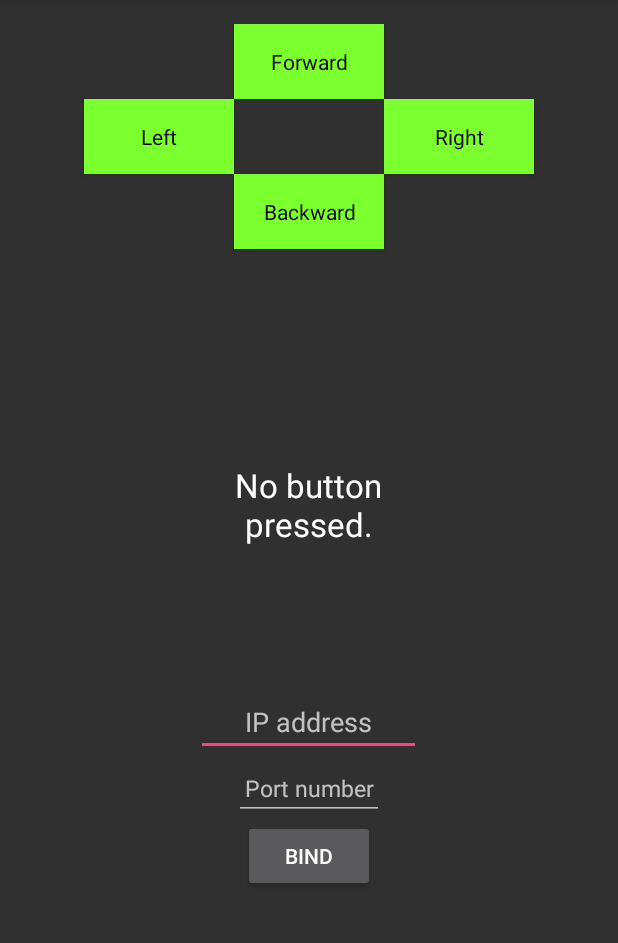
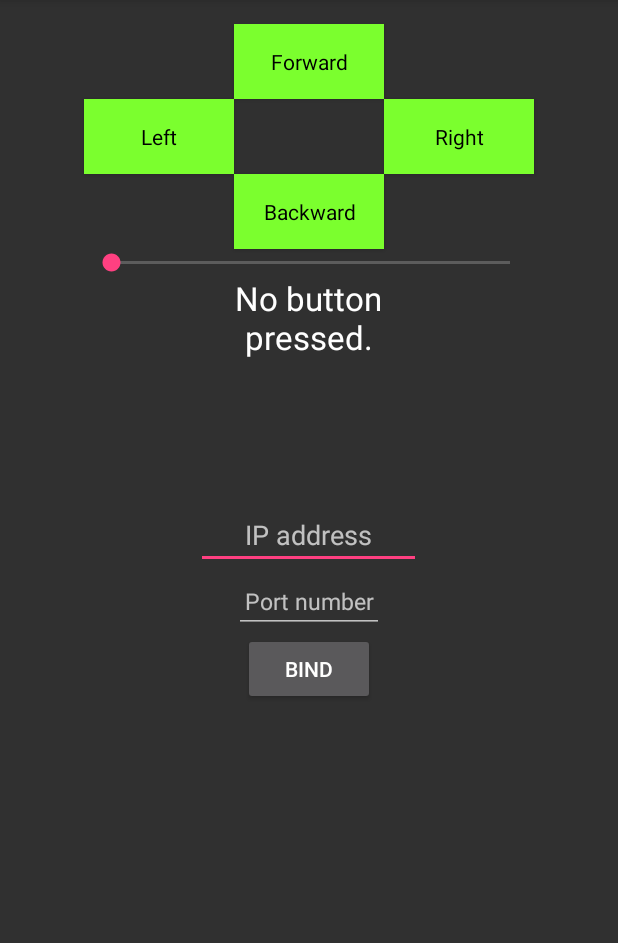
Before and after one commit to Mindavi/WeMos-RP6Control, an Android app: the screen it shows after launch (ControlRobotActivity), on a phone screen of 412 x 824 dp, the part 84-1027 px from its top. Run offline under Robolectric (Android 15) with nearby library versions, the phone set to English and light mode, and no system bars.

Commit message:
Added a speed bar to send a speed command, and the logic for that. Also shows the speed at the bottom of the screen.

```diff
--- a/app/src/main/java/com/example/rick/testbuttons/ControlRobotActivity.java
+++ b/app/src/main/java/com/example/rick/testbuttons/ControlRobotActivity.java
@@ -1,12 +1,16 @@
 package com.example.rick.testbuttons;
 
+import android.content.res.Resources;
 import android.os.AsyncTask;
 import android.support.v7.app.AppCompatActivity;
 import android.os.Bundle;
 import android.view.View;
 import android.widget.Button;
 import android.widget.EditText;
+import android.widget.SeekBar;
 import android.widget.TextView;
+
+import org.w3c.dom.Text;
 
 import java.io.IOException;
 import java.io.PrintWriter;
@@ -15,10 +19,13 @@ import java.net.InetSocketAddress;
 import java.net.Socket;
 import java.net.SocketAddress;
 import java.net.UnknownHostException;
+import java.util.Locale;
 
 public class ControlRobotActivity extends AppCompatActivity {
     private TextView tvStatus;
     private Button btnBind;
+    private SeekBar sbSpeed;
+    private TextView lblSpeed;
     private SocketAddress socketAddress;
     private int messageCounter;
 
@@ -28,6 +35,27 @@ public class ControlRobotActivity extends AppCompatActivity {
         setContentView(R.layout.activity_controlrobot);
         tvStatus = (TextView) findViewById(R.id.tvConnectionStatus);
         btnBind = (Button) findViewById(R.id.btnBind);
+        sbSpeed = (SeekBar) findViewById(R.id.sbSpeed);
+        lblSpeed = (TextView) findViewById(R.id.lblSpeed);
+        if (sbSpeed != null) {
+            sbSpeed.setOnSeekBarChangeListener(new SeekBar.OnSeekBarChangeListener() {
+                @Override
+                public void onProgressChanged(SeekBar seekBar, int progress, boolean fromUser) {
+
+                }
+
+                @Override
+                public void onStartTrackingTouch(SeekBar seekBar) {
+
+                }
+
+                @Override
+                public void onStopTrackingTouch(SeekBar seekBar) {
+                    SendMessage("SPEED:" + Integer.toString(seekBar.getProgress()));
+                    lblSpeed.setText(String.format(getResources().getString(R.string.speed), seekBar.getProgress()));
+                }
+            });
+        }
         socketAddress = null;
         messageCounter = 0;
     }
--- a/app/src/main/res/layout/activity_controlrobot.xml
+++ b/app/src/main/res/layout/activity_controlrobot.xml
@@ -53,7 +53,7 @@
         android:text="@string/no_button_pressed"
         android:id="@+id/tvConnectionStatus"
         android:gravity="center_horizontal"
-        android:layout_centerVertical="true"
+        android:layout_below="@+id/sbSpeed"
         android:layout_centerHorizontal="true" />
 
     <EditText
@@ -90,4 +90,23 @@
         android:clickable="true"
         android:onClick="bind_click"/>
 
+    <SeekBar
+        android:layout_width="wrap_content"
+        android:layout_height="wrap_content"
+        android:id="@+id/sbSpeed"
+        android:layout_below="@+id/btnDown"
+        android:layout_alignStart="@+id/btnLeft"
+        android:layout_alignEnd="@+id/btnRight"
+        android:max="130"
+        android:indeterminate="false"
+        android:progress="1" />
+
+    <TextView
+        android:layout_width="wrap_content"
+        android:layout_height="wrap_content"
+        android:textAppearance="?android:attr/textAppearanceSmall"
+        android:id="@+id/lblSpeed"
+        android:layout_alignParentBottom="true"
+        android:layout_centerHorizontal="true" />
+
 </RelativeLayout>
--- a/app/src/main/res/values/strings.xml
+++ b/app/src/main/res/values/strings.xml
@@ -22,4 +22,5 @@
     <string name="unbind">Unbind</string>
     <string name="unbind_done">Removed connection address, enter a new address.</string>
     <string name="no_socket_set">No socket is set. Enter one and bind it.</string>
+    <string name="speed">Speed: %1$d</string>
 </resources>
```
Also changed, not shown: 1 other file.
